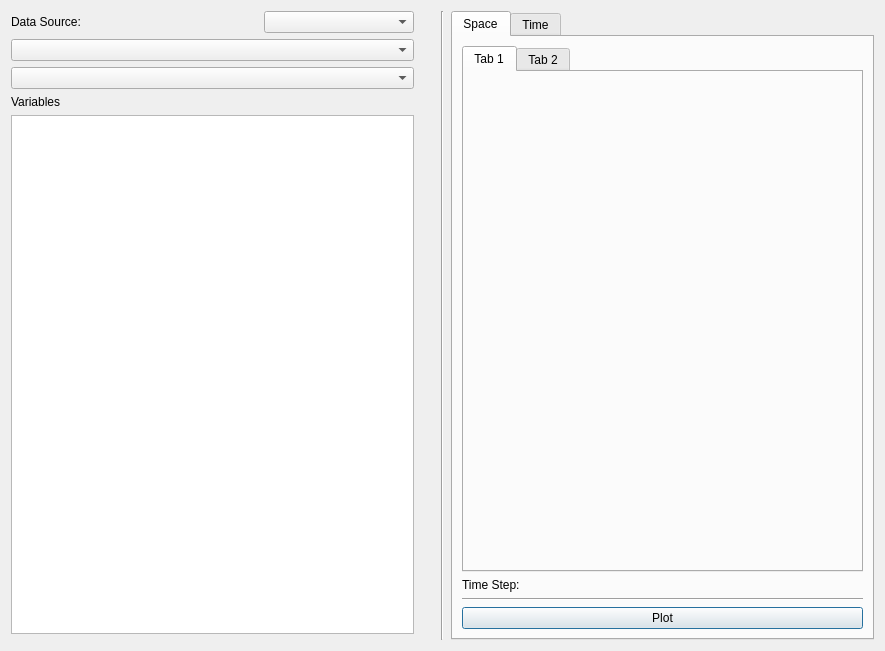
This is apps/vaporgui/plotWindow.ui in StasJ/vapor-formatted as Qt 5 draws it before an edit. The edited form follows.
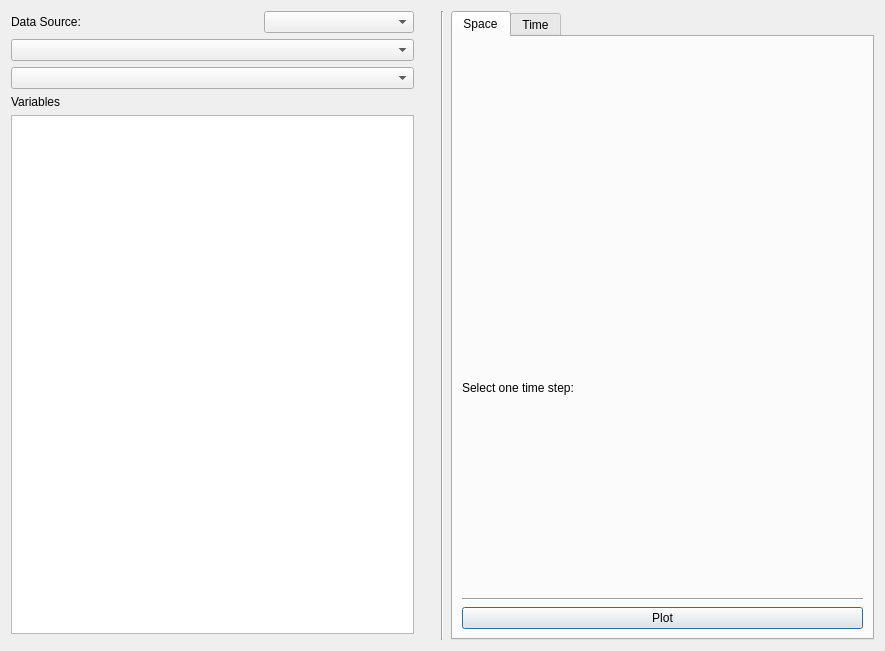
This is the edited form. The open tabs and pages were chosen to show the change. Custom widgets are drawn as their Qt base class.

Commit message: Plot utility WIP

Patch:
```diff
--- a/apps/vaporgui/plotWindow.ui
+++ b/apps/vaporgui/plotWindow.ui
@@ -121,21 +121,10 @@
         </attribute>
         <layout class="QVBoxLayout" name="verticalLayout_2">
          <item>
-          <widget class="QTabWidget" name="p1P2Widget">
-           <property name="currentIndex">
-            <number>0</number>
-           </property>
-           <widget class="QWidget" name="p1Widget">
-            <attribute name="title">
-             <string>Tab 1</string>
-            </attribute>
-           </widget>
-           <widget class="QWidget" name="p2Widget">
-            <attribute name="title">
-             <string>Tab 2</string>
-            </attribute>
-           </widget>
-          </widget>
+          <widget class="QSinglePoint" name="spaceTabP1" native="true"/>
+         </item>
+         <item>
+          <widget class="QSinglePoint" name="spaceTabP2" native="true"/>
          </item>
          <item>
           <layout class="QHBoxLayout" name="MinTimeLayout">
@@ -145,12 +134,15 @@
            <item>
             <widget class="QLabel" name="TimeStepLabel">
              <property name="text">
-              <string>Time Step:</string>
+              <string>Select one time step:</string>
              </property>
             </widget>
            </item>
           </layout>
          </item>
+         <item>
+          <widget class="QSliderEdit" name="spaceTabTimeSelector" native="true"/>
+         </item>
          <item>
           <widget class="Line" name="line_3">
            <property name="orientation">
@@ -225,6 +217,12 @@
    <header location="global">QRange.h</header>
    <container>1</container>
   </customwidget>
+  <customwidget>
+   <class>QSliderEdit</class>
+   <extends>QWidget</extends>
+   <header location="global">QSliderEdit.h</header>
+   <container>1</container>
+  </customwidget>
  </customwidgets>
  <resources/>
  <connections/>
```
Left out of the diff: 2 changed lines with no effect on the pictures. The commit also changes 2 other files.
